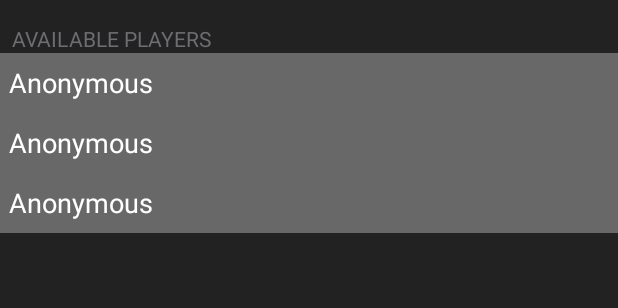
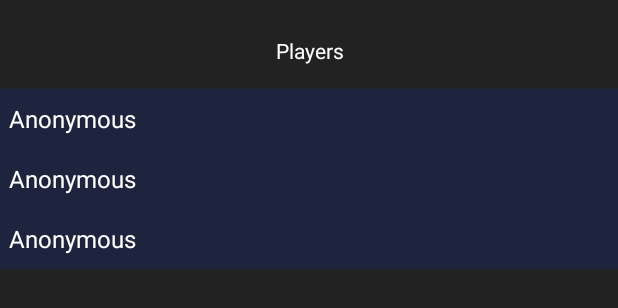
Before and after one commit to realm/RealmPop, an Android app: the layout activity_gameroom.xml on its own in the app's theme, with its tools: preview values and no code run, on a phone screen of 412 x 824 dp. Shown: the top 308 px of the screen. Run offline under Robolectric (Android 15) with nearby library versions, the phone set to English and light mode, and no system bars.

Commit message:
Various updates to work more like the iOS app.

```diff
--- a/Android/app/src/main/java/realm/io/realmpop/controller/PlayerRecyclerViewAdapter.java
+++ b/Android/app/src/main/java/realm/io/realmpop/controller/PlayerRecyclerViewAdapter.java
@@ -38,7 +38,7 @@ public class PlayerRecyclerViewAdapter extends RealmRecyclerViewAdapter<Player,
         if (player.isAvailable()) {
             holder.titleView.setTextColor(ContextCompat.getColor(gameRoomActivity, R.color.playerAvailableColor));
         } else {
-            holder.titleView.setTextColor(ContextCompat.getColor(gameRoomActivity, R.color.colorPrimaryDark));
+            holder.titleView.setTextColor(ContextCompat.getColor(gameRoomActivity, R.color.playerUnavailableColor));
         }
 
         holder.view.setOnClickListener(new View.OnClickListener() {
--- a/Android/app/src/main/res/layout/activity_gameroom.xml
+++ b/Android/app/src/main/res/layout/activity_gameroom.xml
@@ -13,12 +13,10 @@
         android:id="@+id/availablePlayers"
         android:layout_width="match_parent"
         android:layout_height="wrap_content"
-        android:textColor="@color/grayText"
-        android:paddingLeft="8dp"
-        android:paddingStart="8dp"
-        android:paddingRight="8dp"
-        android:paddingEnd="8dp"
-        android:text="AVAILABLE PLAYERS"
+        android:textColor="@color/textBackground"
+        android:padding="16dp"
+        android:textAlignment="center"
+        android:text="Players"
         />
 
     <android.support.v7.widget.RecyclerView
--- a/Android/app/src/main/res/layout/bubble.xml
+++ b/Android/app/src/main/res/layout/bubble.xml
@@ -10,7 +10,6 @@
         android:layout_centerInParent="true"
         android:layout_width="wrap_content"
         android:layout_height="wrap_content"
-        android:textSize="12sp"
         tools:text="37"
         />
 </RelativeLayout>
--- a/Android/app/src/main/res/layout/player_item.xml
+++ b/Android/app/src/main/res/layout/player_item.xml
@@ -12,10 +12,10 @@
         android:layout_width="match_parent"
         android:layout_height="match_parent"
         android:textColor="@color/textBackground"
-        android:background="@color/grayBackground"
+        android:background="@color/playersRowBackground"
         android:layout_gravity="top"
         android:padding="6dp"
-        android:textSize="18sp"
+        android:textSize="16sp"
         android:gravity="center_vertical"
         android:textAppearance="?attr/textAppearanceListItem"
         tools:text="Anonymous"
--- a/Android/app/src/main/res/values/colors.xml
+++ b/Android/app/src/main/res/values/colors.xml
@@ -5,6 +5,9 @@
     <color name="colorAccent">#F3C59D</color>
 
     <color name="playerAvailableColor">#FCC397</color>
+    <color name="playerUnavailableColor">#808080</color>
+
+    <color name="playersRowBackground">#1E243D</color>
 
     <color name="bubbleColor">#C78981</color>
     <color name="bubbleBackground">#000000</color>
--- a/Android/app/src/main/res/values/dimens.xml
+++ b/Android/app/src/main/res/values/dimens.xml
@@ -1,9 +1,9 @@
 <resources>
     <!-- Default screen margins, per the Android Design guidelines. -->
     <dimen name="activity_horizontal_margin">16dp</dimen>
-    <dimen name="activity_vertical_margin">16dp</dimen>
+    <dimen name="activity_vertical_margin">8dp</dimen>
 
     <dimen name="realm_pop_status_bar_height">40dp</dimen>
-    <dimen name="bubble_button_diameter">60dp</dimen>
+    <dimen name="bubble_button_diameter">80dp</dimen>
     <dimen name="realm_pop_text_margin">4dp</dimen>
 </resources>
--- a/Android/app/src/main/res/values/styles.xml
+++ b/Android/app/src/main/res/values/styles.xml
@@ -27,6 +27,7 @@
 
     <style name="Text.BubbleTextView">
         <item name="android:textColor">@color/bubbleColor</item>
+        <item name="android:background">@color/bubbleBackground</item>
     </style>
 
     <style name="Text.WhiteTextView">
```
Also changed, not shown: Android/app/src/main/java/realm/io/realmpop/controller/GameActivity.java (+99 -23 lines), Android/app/src/main/res/layout/activity_game.xml (+0 -10 lines).
